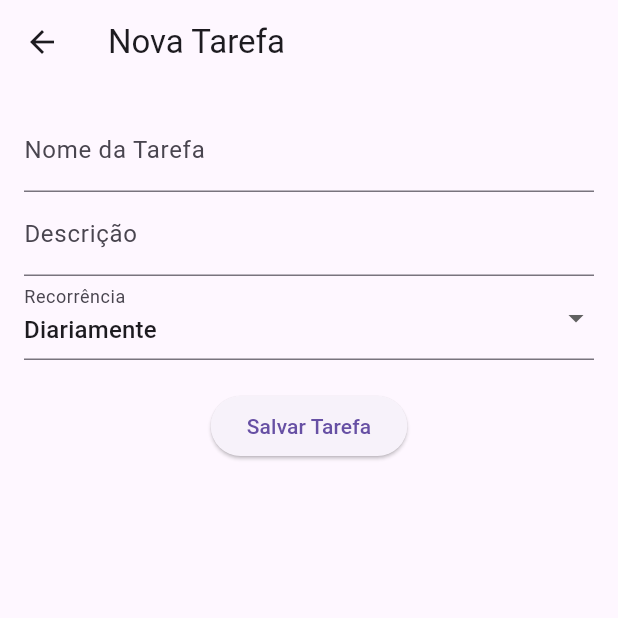
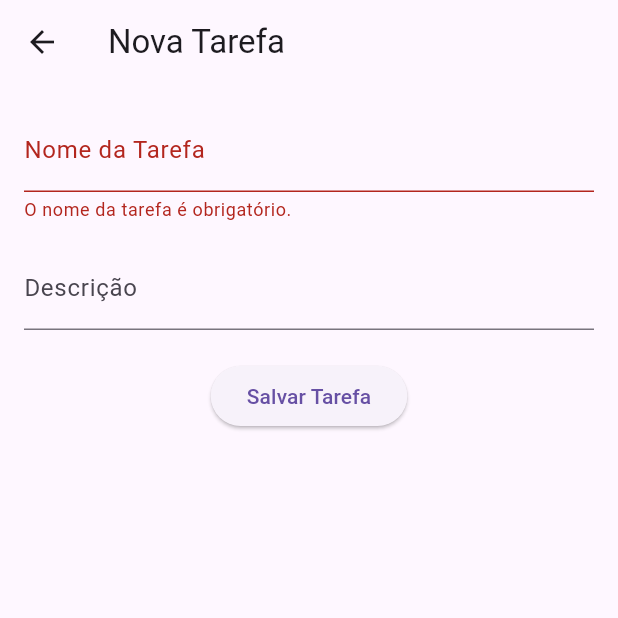
Before and after one commit to LucasCastilho7/todo-list-app, a Flutter app: the NewTaskScreen screen opened directly, after a tap on "Salvar Tarefa", on a phone screen of 412 x 824 dp, the top half of it. Run offline on Flutter 3.47's test engine with Material 3 defaults, Android fonts, the phone set to English and light mode, and no system bars; our stand-ins replace firebase_auth, firebase_core, sqflite, sqflite_common_ffi; accounts and stored records are empty; network calls fail.

Commit message:
imp: adicionando sqlite e crud de novas tarefas

```diff
--- /dev/null
+++ b/lib/database/db.dart
@@ -0,0 +1,35 @@
+import 'package:sqflite/sqflite.dart';
+import 'package:path/path.dart';
+
+class DB {
+  DB._();
+
+  static final DB instance = DB._();
+  static Database? _database;
+
+  get database async {
+    if (_database != null) return _database;
+
+    return await _initDatabase();
+  }
+
+  _initDatabase() async {
+    return await openDatabase(
+      join(await getDatabasesPath(), 'todo-list.db'),
+      version: 1,
+      onCreate: _onCreate,
+    );
+  }
+
+  _onCreate(db, versao) async {
+    await db.execute(_tarefa);
+  }
+
+  String get _tarefa => '''
+    CREATE TABLE IF NOT EXISTS tarefa (
+      id INTEGER PRIMARY KEY AUTOINCREMENT,
+      nome VARCHAR(100) NOT NULL,
+      descricao TEXT
+    );
+  ''';
+}
--- a/lib/main.dart
+++ b/lib/main.dart
@@ -1,8 +1,10 @@
 import 'package:flutter/material.dart';
 import 'package:firebase_core/firebase_core.dart';
+import 'package:sqflite_common_ffi/sqflite_ffi.dart';
 import 'widget_tree.dart';
 
 void main() async {
+  sqfliteFfiInit();
   WidgetsFlutterBinding.ensureInitialized();
   await Firebase.initializeApp();
   runApp(const MainApp());
--- /dev/null
+++ b/lib/model/tarefa.dart
@@ -0,0 +1,28 @@
+class Tarefa {
+  int? id;
+  String nome;
+  String? descricao;
+
+  Tarefa({this.id, required this.nome, this.descricao});
+
+  factory Tarefa.fromMap(Map<String, dynamic> map) {
+    return Tarefa(
+      id: map['id'],
+      nome: map['nome'],
+      descricao: map['descricao'],
+    );
+  }
+
+  @override
+  String toString() {
+    return 'Tarefa{id: $id, nome: $nome, descricao: $descricao}';
+  }
+
+  Map<String, dynamic> toMap() {
+    return {
+      'id': id,
+      'nome': nome,
+      'descricao': descricao,
+    };
+  }
+}
--- a/lib/pages/tarefas/registro_tarefas.dart
+++ b/lib/pages/tarefas/registro_tarefas.dart
@@ -1,65 +1,95 @@
+import 'dart:developer';
+
 import 'package:flutter/material.dart';
+import 'package:todo_list_app/pages/tarefas/ver_tarefas.dart';
+import 'package:todo_list_app/repository/tarefa_repository.dart';
+import 'package:todo_list_app/model/tarefa.dart';
 
 class NewTaskScreen extends StatefulWidget {
-  const NewTaskScreen({super.key});
+  final Tarefa? tarefa;
+
+  const NewTaskScreen({super.key, this.tarefa});
 
   @override
   State<NewTaskScreen> createState() => _NewTaskScreenState();
 }
 
 class _NewTaskScreenState extends State<NewTaskScreen> {
-  final _formkey = GlobalKey<FormState>();
-  String taskName = "";
-  String taskDescription = "";
-  String recurrence = 'Diariamente';
+  final _formKey = GlobalKey<FormState>();
+  final TarefaRepository _repository = TarefaRepository();
+
+  late String taskName;
+  late String taskDescription;
+
+  @override
+  void initState() {
+    super.initState();
+
+    taskName = widget.tarefa?.nome ?? "";
+    taskDescription = widget.tarefa?.descricao ?? "";
+  }
+
+  Future<void> _saveTask() async {
+    if (_formKey.currentState!.validate()) {
+      _formKey.currentState!.save();
+
+      final tarefa = Tarefa(nome: taskName, descricao: taskDescription);
+
+      if (widget.tarefa == null) {
+        await _repository.addTarefa(tarefa);
+      } else {
+        final id = widget.tarefa!.id!;
+        await _repository.updateTarefa(id, tarefa);
+      }
+
+      if (mounted) {
+        Navigator.pushReplacement(
+          context,
+          MaterialPageRoute(
+            builder: (context) => const ViewTasksScreen(),
+          ),
+        );
+      }
+    }
+  }
 
   @override
   Widget build(BuildContext context) {
     return Scaffold(
-      appBar: AppBar(title: const Text("Nova Tarefa")),
+      appBar: AppBar(
+        title: Text(widget.tarefa == null ? "Nova Tarefa" : "Editar Tarefa"),
+      ),
       body: Padding(
         padding: const EdgeInsets.all(16.0),
         child: Form(
-          key: _formkey,
+          key: _formKey,
           child: Column(
             children: [
               TextFormField(
+                initialValue: taskName,
                 decoration: const InputDecoration(labelText: "Nome da Tarefa"),
-                onChanged: (value) {
-                  setState(() {
-                    taskName = value;
-                  });
+                validator: (value) {
+                  if (value == null || value.isEmpty) {
+                    return "O nome da tarefa é obrigatório.";
+                  }
+                  return null;
+                },
+                onSaved: (value) {
+                  taskName = value!;
                 },
               ),
+              const SizedBox(height: 16),
               TextFormField(
+                initialValue: taskDescription,
                 decoration: const InputDecoration(labelText: "Descrição"),
-                onChanged: (value) {
-                  setState(() {
-                    taskDescription = value;
-                  });
-                },
-              ),
-              DropdownButtonFormField(
-                value: recurrence,
-                decoration: const InputDecoration(labelText: "Recorrência"),
-                items: ['Diariamente', 'Semanalmente', 'Mensalmente'].map((String value) {
-                  return DropdownMenuItem<String>(
-                    value: value,
-                    child: Text(value),
-                  );
-                }).toList(),
-                onChanged: (newValue) {
-                  setState(() {
-                    recurrence = newValue!;
-                  });
+                onSaved: (value) {
+                  taskDescription = value!;
                 },
               ),
               const SizedBox(height: 20),
               ElevatedButton(
-                onPressed: () {
-                  // WIP: Save task to Firebase
-                },
-                child: const Text("Salvar Tarefa"),
+                onPressed: _saveTask,
+                child: Text(widget.tarefa == null ? "Salvar Tarefa" : "Editar Tarefa"),
               ),
             ],
           ),
--- /dev/null
+++ b/lib/repository/tarefa_repository.dart
@@ -0,0 +1,77 @@
+import 'package:sqflite/sqflite.dart';
+import 'package:todo_list_app/database/db.dart';
+import '../model/tarefa.dart';
+
+class TarefaRepository {
+  late Database db;
+  List<Tarefa> _tarefas = [];
+
+  List<Tarefa> get tarefas => _tarefas;
+
+  TarefaRepository() {
+    _initRepository();
+  }
+
+  _initRepository() async {
+    await _getTarefas();
+  }
+
+  Future<void> _getTarefas() async {
+    db = await DB.instance.database;
+
+    final List<Map<String, dynamic>> result = await db.query('tarefa');
+
+    _tarefas = result.map((map) => Tarefa.fromMap(map)).toList();
+  }
+
+  Future<void> addTarefa(Tarefa tarefa) async {
+    db = await DB.instance.database;
+
+    final int id = await db.insert('tarefa', {
+      'nome': tarefa.nome,
+      'descricao': tarefa.descricao,
+    });
+
+    tarefa.id = id;
+
+    _tarefas.add(tarefa);
+  }
+
+  Future<void> updateTarefa(int id, Tarefa tarefa) async {
+    db = await DB.instance.database;
+
+    final updateData = {
+      'nome': tarefa.nome,
+      'descricao': tarefa.descricao,
+    };
+
+    await db.update(
+      'tarefa',
+      updateData,
+      where: 'id = ?',
+      whereArgs: [id],
+    );
+
+    final index = _tarefas.indexWhere((t) => t.id == id);
+    if (index != -1) {
+      _tarefas[index] = tarefa;
+    }
+  }
+
+  Future<void> deleteTarefa(int id) async {
+    db = await DB.instance.database;
+
+    await db.delete(
+      'tarefa',
+      where: 'id = ?',
+      whereArgs: [id],
+    );
+
+    _tarefas.removeWhere((t) => t.nome == id.toString());
+  }
+
+  Future<List<Tarefa>> fetchTarefas() async {
+    await _getTarefas();
+    return _tarefas;
+  }
+}
--- a/pubspec.yaml
+++ b/pubspec.yaml
@@ -11,6 +11,9 @@ dependencies:
     sdk: flutter
   firebase_auth: ^5.3.2
   firebase_core: ^3.7.0
+  sqflite: ^2.4.1
+  path: ^1.9.0
+  sqflite_common_ffi:
 
 dev_dependencies:
   flutter_test:
```
Also changed, not shown: lib/pages/home_page.dart (+19 -0 lines), lib/pages/login.dart (+6 -5 lines), lib/pages/tarefas/ver_tarefas.dart (added, +111 -0 lines), pubspec.lock, 1 other file.
